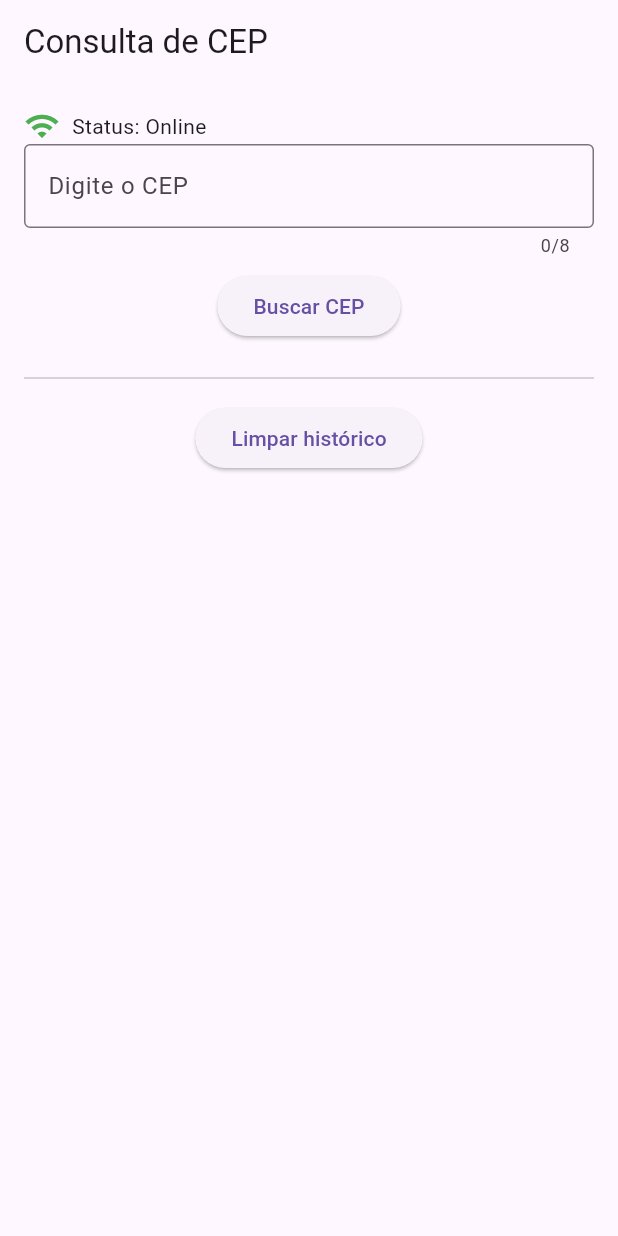
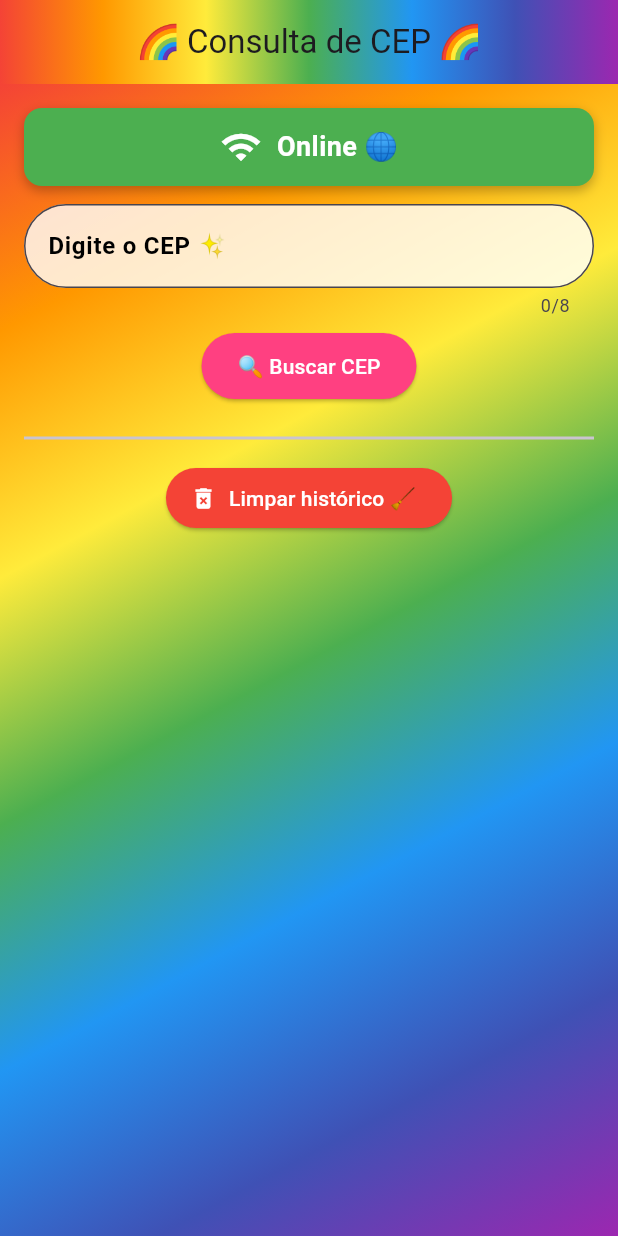
Before and after one commit to PomboVascaino/atividade_cep_connectivity_service, a Flutter app: the screen it shows after launch, on a phone screen of 412 x 824 dp. Run offline on Flutter 3.47's test engine with Material 3 defaults, Android fonts, the phone set to English and light mode, and no system bars; our stand-ins replace connectivity_plus, shared_preferences.

Commit message:
Atualizações thiago

```diff
--- a/lib/pages/tela_consulta.dart
+++ b/lib/pages/tela_consulta.dart
@@ -23,6 +23,16 @@ class _TelaConsultaCepState extends State<TelaConsultaCep> {
   String? _fonte;
   List<String> _historico = [];
 
+  final List<Color> _rainbow = const [
+    Colors.red,
+    Colors.orange,
+    Colors.yellow,
+    Colors.green,
+    Colors.blue,
+    Colors.indigo,
+    Colors.purple,
+  ];
+
   @override
   void initState() {
     super.initState();
@@ -32,10 +42,11 @@ class _TelaConsultaCepState extends State<TelaConsultaCep> {
       cache: _cache,
     );
 
+    // Escuta mudanças de status da internet em tempo real
     _connectivityService.statusConexao.listen((online) {
       setState(() {
         _offline = !online;
-        _statusConexao = online ? "Online" : "Offline";
+        _statusConexao = online ? "Online 🌐" : "Offline ❌";
       });
     });
 
@@ -59,7 +70,13 @@ class _TelaConsultaCepState extends State<TelaConsultaCep> {
       _carregarHistorico();
     } catch (e) {
       ScaffoldMessenger.of(context).showSnackBar(
-        SnackBar(content: Text(e.toString())),
+        SnackBar(
+          backgroundColor: Colors.pink,
+          content: Text(
+            "😱 Oops: ${e.toString()}",
+            style: const TextStyle(color: Colors.white),
+          ),
+        ),
       );
     }
   }
@@ -67,71 +84,151 @@ class _TelaConsultaCepState extends State<TelaConsultaCep> {
   @override
   Widget build(BuildContext context) {
     return Scaffold(
-      appBar: AppBar(title: const Text("Consulta de CEP")),
-      body: Padding(
+      appBar: AppBar(
+        title: const Text("🌈 Consulta de CEP 🌈"),
+        centerTitle: true,
+        flexibleSpace: Container(
+          decoration: BoxDecoration(
+            gradient: LinearGradient(colors: _rainbow),
+          ),
+        ),
+      ),
+      body: Container(
+        decoration: BoxDecoration(
+          gradient: LinearGradient(
+            colors: _rainbow,
+            begin: Alignment.topLeft,
+            end: Alignment.bottomRight,
+          ),
+        ),
+        child: Padding(
           padding: const EdgeInsets.all(16),
           child: Column(
             children: [
-            if (_offline)
+              // 🔥 Banner de Status
               Container(
-                color: Colors.orange,
-                padding: const EdgeInsets.all(8),
-                child: const Text(
-                  "Você está offline",
-                  style: TextStyle(color: Colors.white),
+                width: double.infinity,
+                padding: const EdgeInsets.all(12),
+                margin: const EdgeInsets.only(bottom: 12),
+                decoration: BoxDecoration(
+                  color: _offline ? Colors.redAccent : Colors.green,
+                  borderRadius: BorderRadius.circular(12),
+                  boxShadow: [
+                    BoxShadow(
+                      color: Colors.black26,
+                      blurRadius: 6,
+                      offset: const Offset(0, 3),
+                    )
+                  ],
+                ),
+                child: Row(
+                  mainAxisAlignment: MainAxisAlignment.center,
+                  children: [
+                    Icon(
+                      _offline ? Icons.wifi_off : Icons.wifi,
+                      color: Colors.white,
+                      size: 28,
+                    ),
+                    const SizedBox(width: 10),
+                    Text(
+                      _statusConexao,
+                      style: const TextStyle(
+                        color: Colors.white,
+                        fontWeight: FontWeight.bold,
+                        fontSize: 18,
                       ),
                     ),
-            Row(
-              children: [
-                Icon(_offline ? Icons.wifi_off : Icons.wifi,
-                    color: _offline ? Colors.red : Colors.green),
-                const SizedBox(width: 8),
-                Text("Status: $_statusConexao"),
                   ],
                 ),
+              ),
+
               TextField(
                 controller: _controller,
                 keyboardType: TextInputType.number,
                 maxLength: 8,
-              decoration: const InputDecoration(
-                labelText: "Digite o CEP",
-                border: OutlineInputBorder(),
+                decoration: InputDecoration(
+                  labelText: "Digite o CEP ✨",
+                  labelStyle: const TextStyle(
+                      color: Colors.black, fontWeight: FontWeight.bold),
+                  filled: true,
+                  fillColor: Colors.white.withOpacity(0.8),
+                  border: OutlineInputBorder(
+                    borderRadius: BorderRadius.circular(30),
+                  ),
                 ),
               ),
               const SizedBox(height: 8),
               ElevatedButton(
+                style: ElevatedButton.styleFrom(
+                  backgroundColor: Colors.pinkAccent,
+                  foregroundColor: Colors.white,
+                  shape: RoundedRectangleBorder(
+                      borderRadius: BorderRadius.circular(30)),
+                  padding:
+                      const EdgeInsets.symmetric(horizontal: 24, vertical: 12),
+                ),
                 onPressed: () => _buscarCep(_controller.text),
-              child: const Text("Buscar CEP"),
+                child: const Text("🔍 Buscar CEP"),
               ),
               const SizedBox(height: 16),
               if (_endereco != null)
                 Card(
+                  color: Colors.white.withOpacity(0.9),
+                  shape: RoundedRectangleBorder(
+                    borderRadius: BorderRadius.circular(20),
+                  ),
                   child: ListTile(
+                    leading: const Icon(Icons.house, color: Colors.deepPurple),
                     title: Text(
-                      "${_endereco!.logradouro}, ${_endereco!.bairro}, ${_endereco!.localidade} - ${_endereco!.uf}"),
+                      "${_endereco!.logradouro}, ${_endereco!.bairro}, ${_endereco!.localidade} - ${_endereco!.uf}",
+                      style: const TextStyle(fontWeight: FontWeight.bold),
+                    ),
                     subtitle: Text("CEP: ${_endereco!.cep}"),
-                  trailing: Chip(label: Text(_fonte ?? "")),
+                    trailing: Chip(
+                      backgroundColor: Colors.greenAccent,
+                      label: Text(_fonte ?? ""),
                     ),
                   ),
-            const Divider(),
+                ),
+              const Divider(thickness: 2),
               Wrap(
                 spacing: 8,
+                runSpacing: 8,
                 children: _historico
-                  .map((cep) => ActionChip(
-                        label: Text(cep),
-                        onPressed: () => _buscarCep(cep),
-                      ))
+                    .map(
+                      (cep) => Chip(
+                        backgroundColor:
+                            _rainbow[_historico.indexOf(cep) % _rainbow.length],
+                        label: Text(
+                          cep,
+                          style: const TextStyle(
+                              color: Colors.white,
+                              fontWeight: FontWeight.bold),
+                        ),
+                        deleteIcon:
+                            const Icon(Icons.history, color: Colors.white),
+                        onDeleted: () => _buscarCep(cep),
+                      ),
+                    )
                     .toList(),
               ),
               const SizedBox(height: 8),
-            ElevatedButton(
+              ElevatedButton.icon(
+                style: ElevatedButton.styleFrom(
+                  backgroundColor: Colors.red,
+                  foregroundColor: Colors.white,
+                  shape: RoundedRectangleBorder(
+                      borderRadius: BorderRadius.circular(30)),
+                ),
                 onPressed: () async {
                   await _cache.limparCache();
                   _carregarHistorico();
                 },
-              child: const Text("Limpar histórico"),
+                icon: const Icon(Icons.delete_forever),
+                label: const Text("Limpar histórico 🧹"),
               ),
             ],
+          ),
         ),
       ),
     );
--- a/lib/services/connectivity_service.dart
+++ b/lib/services/connectivity_service.dart
@@ -1,17 +1,25 @@
+import 'dart:async';
 import 'package:connectivity_plus/connectivity_plus.dart';
 
 class ConnectivityService {
   final Connectivity _connectivity = Connectivity();
+  final StreamController<bool> _controller = StreamController<bool>.broadcast();
+
+  ConnectivityService() {
+    // Sempre escuta mudanças e emite true/false
+    _connectivity.onConnectivityChanged.listen((event) {
+      bool online = event != ConnectivityResult.none;
+      _controller.add(online);
+    });
+
+    // Faz uma checagem inicial (quando app abre)
+    temConexao().then((online) => _controller.add(online));
+  }
+
+  Stream<bool> get statusConexao => _controller.stream;
 
   Future<bool> temConexao() async {
     final result = await _connectivity.checkConnectivity();
     return result != ConnectivityResult.none;
   }
-
-  Stream<bool> get statusConexao async* {
-    yield await temConexao();
-    yield* _connectivity.onConnectivityChanged.map(
-      (event) => event != ConnectivityResult.none,
-    );
-  }
 }
```
Lines whose indentation alone changed are shown as unchanged.
